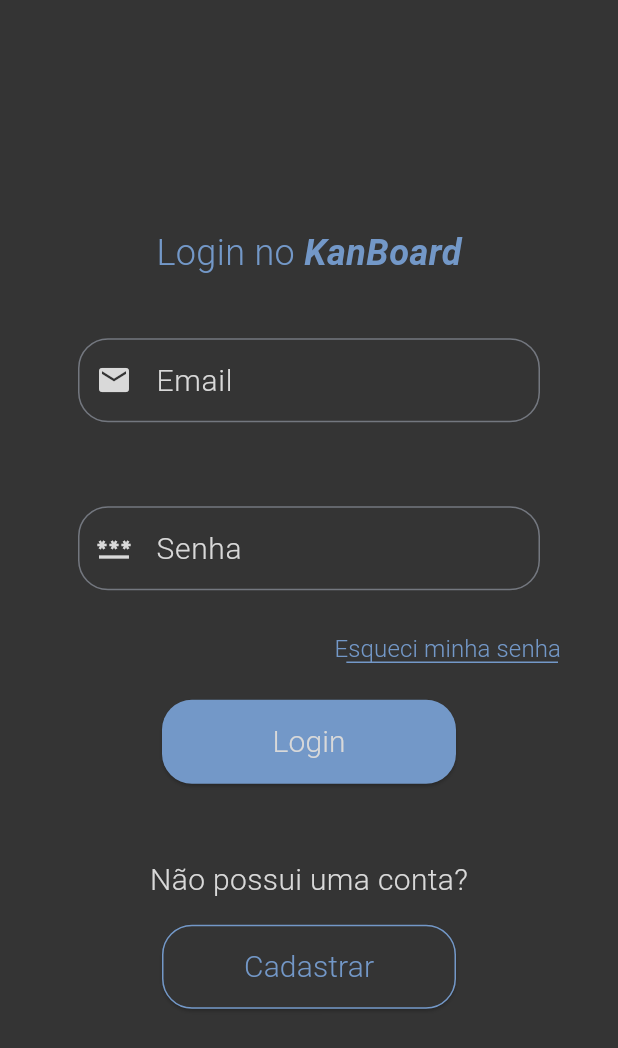
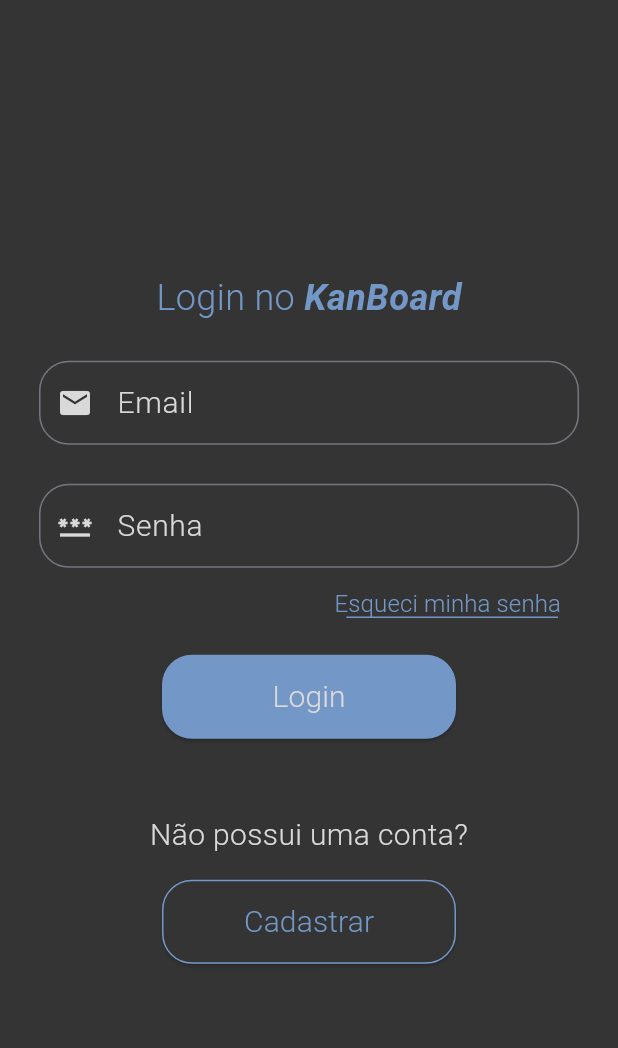
Before and after one commit to darllangomes/KanBoard, a Flutter app: the screen it shows after launch, on a phone screen of 412 x 824 dp. Shown: the top 1048 px of the screen. Run offline on Flutter 3.47's test engine with Material 3 defaults, Android fonts, the phone set to English and light mode, and no system bars.

Commit message:
:lipstick: feat: alterar valores do Padding

```diff
--- a/kandoard/lib/components/custom_text_field.dart
+++ b/kandoard/lib/components/custom_text_field.dart
@@ -6,7 +6,7 @@ import 'package:kandoard/shared/app_colors.dart';
 class CustomTextField extends StatelessWidget {
   final String label;
   final IconData labelIcon;
-  TextInputType keyboardInputType ;
+  TextInputType keyboardInputType;
   final bool isObscureText;
   final TextEditingController controller;
 
@@ -21,11 +21,9 @@ class CustomTextField extends StatelessWidget {
   @override
   Widget build(BuildContext context) {
     return Padding(
-      padding:
-          const EdgeInsets.only(left: 26.0, right: 26, top: 15, bottom: 15),
+      padding: const EdgeInsets.only(left: 0, right: 0, top: 0, bottom: 0),
       child: TextFormField(
         onChanged: (text) {
-          print(text);
         },
         obscureText: isObscureText,
         keyboardType: keyboardInputType,
```
